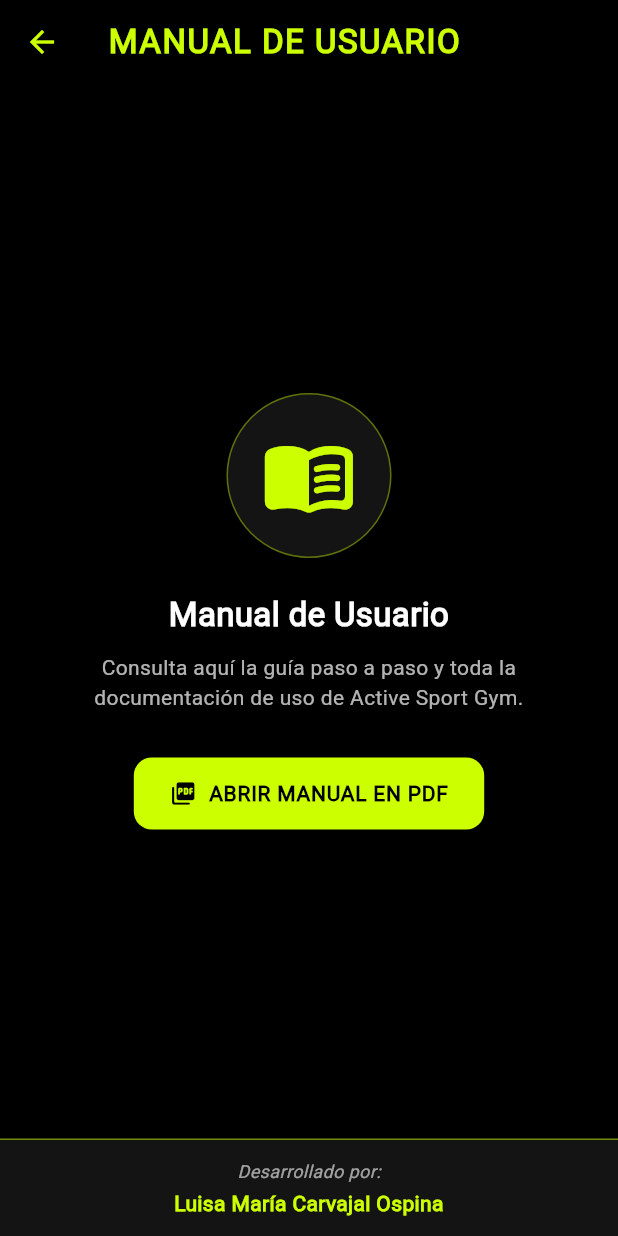
After one commit to activesportgym0-dot/Active-Sport-Gym, a Flutter app: the PantallaManualUsuario screen opened directly, on a phone screen of 412 x 824 dp. The commit adds this screen. Run offline on Flutter 3.47's test engine with Material 3 defaults, Android fonts, the phone set to English and light mode, and no system bars; our stand-ins replace flutter_map, image_picker, latlong2, shared_preferences; missing offline and left inert: flutter_pdfview; accounts and stored records are empty.

Commit message:
Arreglo de lo del example

```diff
--- a/frontend/lib/componentes/administrador/Home/menu_lateral_administrador.dart
+++ b/frontend/lib/componentes/administrador/Home/menu_lateral_administrador.dart
@@ -3,6 +3,7 @@ import 'package:frontend/core/colores.dart';
 import 'package:frontend/pantallas/administrador/Gestionusuariosadmin.dart';
 import 'package:frontend/pantallas/historia_gym.dart';
 import 'package:frontend/pantallas/administrador/horarios_y_reglas.dart';
+import 'package:frontend/pantallas/manualdeusuario.dart'; // <--- Asegúrate de importar tu pantalla aquí
 import 'package:frontend/registro-recuperar/Login.dart';
 import 'package:frontend/models/perfil_model.dart';
 import 'package:frontend/services/auth_service.dart'; // SessionService
@@ -237,7 +238,6 @@ class _MenuLateralAdministradorState extends State<MenuLateralAdministrador> {
                                 width: 44,
                                 height: 44,
                                 fit: BoxFit.cover,
-                                // Si la imagen no carga, se queda el ícono de siempre
                                 errorBuilder: (context, error, stackTrace) => const Icon(
                                   Icons.admin_panel_settings,
                                   color: AppColors.blancoPuro,
@@ -321,6 +321,13 @@ class _MenuLateralAdministradorState extends State<MenuLateralAdministrador> {
                 MaterialPageRoute(builder: (context) => const HorariosYReglasScreen()),
               );
             }),
+            // NUEVO: Opción de Manual de Usuario en el menú de administrador
+            _buildMenuItem(Icons.picture_as_pdf_rounded, 'Manual de usuario', () {
+              Navigator.push(
+                context,
+                MaterialPageRoute(builder: (context) => const PantallaManualUsuario()),
+              );
+            }),
 
             const Divider(color: AppColors.grisMedio, height: 25, thickness: 0.5),
 
@@ -336,9 +343,7 @@ class _MenuLateralAdministradorState extends State<MenuLateralAdministrador> {
             ),
             const SizedBox(height: 5),
             _buildMenuItem(Icons.logout, 'Cerrar sesión', () {
-              // Se borra lo guardado para que el siguiente usuario no vea datos de este
               PerfilCache.limpiar();
-              // Borra la sesión (también la que guardó "Recuérdame") y vuelve al login sin dejar pantallas atrás
               SessionService.limpiarSesion();
               Navigator.pushAndRemoveUntil(
                 context,
@@ -348,7 +353,7 @@ class _MenuLateralAdministradorState extends State<MenuLateralAdministrador> {
             }, isRed: true),
             const SizedBox(height: 20),
 
-            // 3. Tarjeta de Estado del Sistema (ahora refleja si el servidor responde de verdad)
+            // 3. Tarjeta de Estado del Sistema
             Container(
               padding: const EdgeInsets.all(14),
               decoration: BoxDecoration(
--- a/frontend/lib/componentes/cliente/home/menu_lateral.dart
+++ b/frontend/lib/componentes/cliente/home/menu_lateral.dart
@@ -12,6 +12,7 @@ import 'package:frontend/services/membresia_service.dart';
 import 'package:frontend/services/perfil_cache.dart';
 import 'package:frontend/services/perfil_service.dart';
 import '../../../pantallas/cliente/menuLateral/entrenamiento_screen.dart';
+import 'package:frontend/pantallas/manualdeusuario.dart';
 
 /// Datos del menú guardados en memoria.
 /// Flutter construye el menú de nuevo cada vez que se abre; sin esto, cada apertura volvía a
@@ -365,7 +366,13 @@ class _MenuLateralState extends State<MenuLateral> {
                 context,
                 MaterialPageRoute(builder: (context) =>  HorariosYReglasClienteScreen()),
               );
+            }),
 
+            _buildMenuItem(Icons.picture_as_pdf_rounded, 'Manual de usuario', () {
+              Navigator.push(
+                context,
+                MaterialPageRoute(builder: (context) => const PantallaManualUsuario()),
+              );
             }),
 
             const Divider(color: AppColors.grisMedio, height: 25, thickness: 0.5),
--- /dev/null
+++ b/frontend/lib/pantallas/manualdeusuario.dart
@@ -0,0 +1,225 @@
+import 'dart:io';
+import 'package:flutter/foundation.dart';
+import 'package:flutter/material.dart';
+import 'package:flutter/services.dart';
+import 'package:flutter_pdfview/flutter_pdfview.dart';
+import 'package:path_provider/path_provider.dart';
+import 'package:url_launcher/url_launcher.dart';
+
+class PantallaManualUsuario extends StatefulWidget {
+  const PantallaManualUsuario({super.key});
+
+  @override
+  State<PantallaManualUsuario> createState() => _PantallaManualUsuarioState();
+}
+
+class _PantallaManualUsuarioState extends State<PantallaManualUsuario> {
+  bool _cargando = false;
+
+  // Paleta de colores Active Sport Gym
+  static const Color _fondoNegro = Color(0xFF000000);
+  static const Color _tarjetaOscura = Color(0xFF141414);
+  static const Color _verdeNeon = Color(0xFFCCFF00);
+
+  Future<void> _abrirManual() async {
+    setState(() => _cargando = true);
+    try {
+      if (kIsWeb) {
+        final url = Uri.base.resolve('assets/assets/pdf/Manual_de_usuario.pdf');
+        if (!await launchUrl(url)) {
+          throw StateError('No se pudo abrir el manual en el navegador.');
+        }
+        return;
+      }
+
+      // Cargar el PDF desde la carpeta assets del proyecto (nombre exacto con minúscula)
+      final bytes = await rootBundle.load('assets/pdf/Manual_de_usuario.pdf');
+
+      // Copiarlo a la carpeta temporal del dispositivo para visualizarlo
+      final dir = await getTemporaryDirectory();
+      final archivo = File('${dir.path}/Manual_de_usuario.pdf');
+      await archivo.writeAsBytes(bytes.buffer.asUint8List(), flush: true);
+
+      if (!mounted) return;
+      Navigator.push(
+        context,
+        MaterialPageRoute(
+          builder: (_) => VisorPdf(ruta: archivo.path),
+        ),
+      );
+    } catch (e) {
+      if (!mounted) return;
+      ScaffoldMessenger.of(context).showSnackBar(
+        SnackBar(
+          content: Text(
+            'Error al abrir el manual: $e',
+            style: const TextStyle(color: Colors.white),
+          ),
+          backgroundColor: _tarjetaOscura,
+        ),
+      );
+    } finally {
+      if (mounted) setState(() => _cargando = false);
+    }
+  }
+
+  @override
+  Widget build(BuildContext context) {
+    return Scaffold(
+      backgroundColor: _fondoNegro,
+      appBar: AppBar(
+        title: const Text(
+          'MANUAL DE USUARIO',
+          style: TextStyle(
+            color: _verdeNeon,
+            fontWeight: FontWeight.bold,
+            letterSpacing: 1.0,
+          ),
+        ),
+        backgroundColor: _fondoNegro,
+        elevation: 0,
+        iconTheme: const IconThemeData(color: _verdeNeon),
+      ),
+      body: Column(
+        children: [
+          Expanded(
+            child: Center(
+              child: Padding(
+                padding: const EdgeInsets.all(24.0),
+                child: Column(
+                  mainAxisAlignment: MainAxisAlignment.center,
+                  children: [
+                    Container(
+                      padding: const EdgeInsets.all(22),
+                      decoration: BoxDecoration(
+                        color: _tarjetaOscura,
+                        shape: BoxShape.circle,
+                        border: Border.all(color: _verdeNeon.withOpacity(0.4)),
+                      ),
+                      child: const Icon(
+                        Icons.menu_book_rounded,
+                        size: 64,
+                        color: _verdeNeon,
+                      ),
+                    ),
+                    const SizedBox(height: 22),
+                    const Text(
+                      'Manual de Usuario',
+                      style: TextStyle(
+                        color: Colors.white,
+                        fontSize: 22,
+                        fontWeight: FontWeight.bold,
+                      ),
+                      textAlign: TextAlign.center,
+                    ),
+                    const SizedBox(height: 10),
+                    const Text(
+                      'Consulta aquí la guía paso a paso y toda la documentación de uso de Active Sport Gym.',
+                      style: TextStyle(color: Colors.white70, fontSize: 14),
+                      textAlign: TextAlign.center,
+                    ),
+                    const SizedBox(height: 30),
+                    ElevatedButton.icon(
+                      onPressed: _cargando ? null : _abrirManual,
+                      style: ElevatedButton.styleFrom(
+                        backgroundColor: _verdeNeon,
+                        foregroundColor: Colors.black,
+                        padding: const EdgeInsets.symmetric(
+                          horizontal: 24,
+                          vertical: 14,
+                        ),
+                        shape: RoundedRectangleBorder(
+                          borderRadius: BorderRadius.circular(12),
+                        ),
+                      ),
+                      icon: _cargando
+                          ? const SizedBox(
+                              width: 18,
+                              height: 18,
+                              child: CircularProgressIndicator(
+                                strokeWidth: 2.5,
+                                color: Colors.black,
+                              ),
+                            )
+                          : const Icon(Icons.picture_as_pdf_rounded),
+                      label: const Text(
+                        'ABRIR MANUAL EN PDF',
+                        style: TextStyle(
+                          fontWeight: FontWeight.bold,
+                          letterSpacing: 0.5,
+                        ),
+                      ),
+                    ),
+                  ],
+                ),
+              ),
+            ),
+          ),
+          Container(
+            width: double.infinity,
+            padding: const EdgeInsets.symmetric(vertical: 12, horizontal: 16),
+            decoration: BoxDecoration(
+              color: _tarjetaOscura,
+              border: Border(
+                top: BorderSide(color: _verdeNeon.withOpacity(0.5), width: 1),
+              ),
+            ),
+            child: const Column(
+              mainAxisSize: MainAxisSize.min,
+              children: [
+                Text(
+                  'Desarrollado por:',
+                  style: TextStyle(
+                    color: Colors.white60,
+                    fontSize: 12,
+                    fontStyle: FontStyle.italic,
+                  ),
+                ),
+                SizedBox(height: 3),
+                Text(
+                  'Luisa María Carvajal Ospina',
+                  textAlign: TextAlign.center,
+                  style: TextStyle(
+                    color: _verdeNeon,
+                    fontSize: 14,
+                    fontWeight: FontWeight.bold,
+                  ),
+                ),
+              ],
+            ),
+          ),
+        ],
+      ),
+    );
+  }
+}
+
+class VisorPdf extends StatelessWidget {
+  final String ruta;
+  const VisorPdf({super.key, required this.ruta});
+
+  @override
+  Widget build(BuildContext context) {
+    return Scaffold(
+      backgroundColor: Colors.black,
+      appBar: AppBar(
+        title: const Text(
+          'MANUAL DE USUARIO',
+          style: TextStyle(
+            color: Color(0xFFCCFF00),
+            fontWeight: FontWeight.bold,
+          ),
+        ),
+        backgroundColor: Colors.black,
+        iconTheme: const IconThemeData(color: Color(0xFFCCFF00)),
+      ),
+      body: PDFView(
+        filePath: ruta,
+        enableSwipe: true,
+        swipeHorizontal: false,
+        autoSpacing: true,
+        pageFling: true,
+      ),
+    );
+  }
+}
```
Also changed, not shown: frontend/pubspec.yaml (+3 -7 lines), frontend/pubspec.lock, 1 other file.
